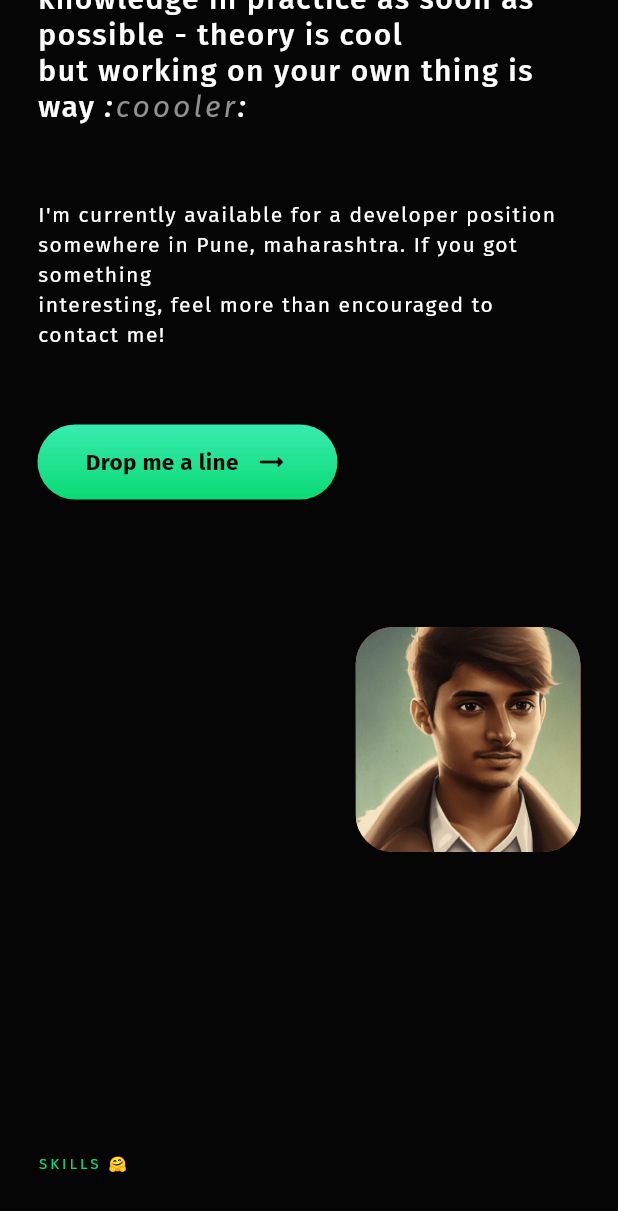
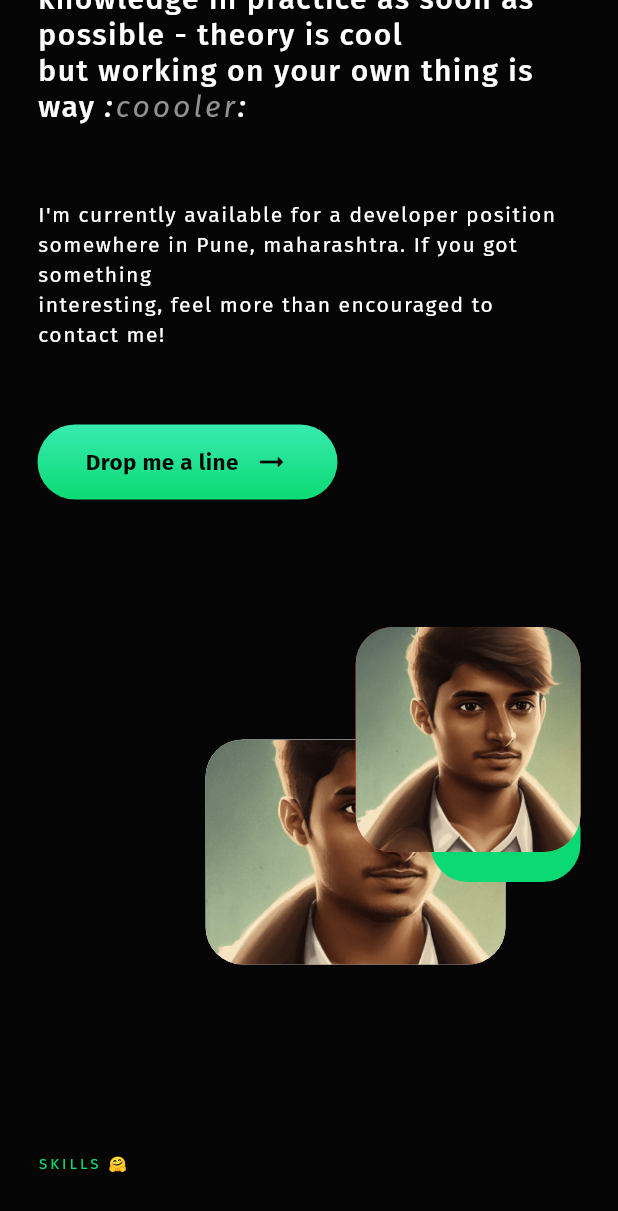
Before and after one commit to viveeeeeek/portfolio_vivek, a Flutter app: the screen it shows after launch, scrolled down 1152 dp, on a phone screen of 412 x 824 dp. Shown: the top 1211 px of the screen. Run offline on Flutter 3.47's test engine with Material 2 defaults, Android fonts, the phone set to English and light mode, and no system bars; drawn by our look-alikes of flutter_animate, scroll_to_index; our stand-ins replace animate_do, animated_text_kit, cloud_firestore, firebase_core, flutter_svg, google_fonts and 3 more; accounts and stored records are empty; project files that could hold a hidden picture were left out.

Commit message:
UI Fixes

```diff
--- a/lib/app.dart
+++ b/lib/app.dart
@@ -11,7 +11,6 @@ class App extends StatelessWidget {
     return LayoutBuilder(builder: (context, constraints) {
       if (constraints.maxWidth < 500) {
         return const MobileHomepage().animate().fade();
-        ;
       }
       //! Implement Tablet view here.
       // else if(){
@@ -19,7 +18,6 @@ class App extends StatelessWidget {
       // }
       else {
         return const DesktopHomepage().animate().fade();
-        ;
       }
     });
   }
--- a/lib/device/mobile/about.mobile.dart
+++ b/lib/device/mobile/about.mobile.dart
@@ -2,7 +2,9 @@ import 'package:flutter/material.dart';
 import 'package:portfolio_vivek/extras/constants.dart';
 
 class MobileAbout extends StatefulWidget {
-  const MobileAbout({super.key});
+  const MobileAbout({super.key, required this.aboutSectionButton});
+
+  final Function aboutSectionButton;
 
   @override
   State<MobileAbout> createState() => _MobileAboutState();
@@ -131,41 +133,41 @@ class _MobileAboutState extends State<MobileAbout> {
           right: 0,
           child: Stack(
             children: [
-              // Positioned(
-              //   left: 0,
-              //   bottom: 25,
-              //   child: Padding(
-              //       padding: const EdgeInsets.only(left: 0, bottom: 0),
-              //       child: Container(
-              //         // margin: EdgeInsets.only(left: 200, bottom: 200),
-              //         height: 150,
-              //         width: 200,
-              //         decoration: BoxDecoration(
-              //             color: whiteColour,
-              //             borderRadius:
-              //                 const BorderRadius.all(Radius.circular(25))),
-              //         child: ClipRRect(
-              //           borderRadius:
-              //               const BorderRadius.all(Radius.circular(25)),
-              //           child: Image.asset(
-              //             'assets/digitalvivek.png',
-              //             fit: BoxFit.cover,
-              //           ),
-              //         ),
-              //       )),
-              // ),
-              // Positioned(
-              //   bottom: 80,
-              //   right: 0,
-              //   child: Container(
-              //     height: 60,
-              //     width: 100,
-              //     decoration: BoxDecoration(
-              //         color: brandColour,
-              //         borderRadius:
-              //             const BorderRadius.all(Radius.circular(25))),
-              //   ),
-              // ),
+              Positioned(
+                left: 0,
+                bottom: 25,
+                child: Padding(
+                    padding: const EdgeInsets.only(left: 0, bottom: 0),
+                    child: Container(
+                      // margin: EdgeInsets.only(left: 200, bottom: 200),
+                      height: 150,
+                      width: 200,
+                      decoration: BoxDecoration(
+                          color: whiteColour,
+                          borderRadius:
+                              const BorderRadius.all(Radius.circular(25))),
+                      child: ClipRRect(
+                        borderRadius:
+                            const BorderRadius.all(Radius.circular(25)),
+                        child: Image.asset(
+                          'assets/digitalvivek.png',
+                          fit: BoxFit.cover,
+                        ),
+                      ),
+                    )),
+              ),
+              Positioned(
+                bottom: 80,
+                right: 0,
+                child: Container(
+                  height: 60,
+                  width: 100,
+                  decoration: BoxDecoration(
+                      color: brandColour,
+                      borderRadius:
+                          const BorderRadius.all(Radius.circular(25))),
+                ),
+              ),
               Positioned(
                 child: Padding(
                     padding: const EdgeInsets.only(left: 100, bottom: 100),
--- a/lib/device/mobile/blogs.mobile.dart
+++ b/lib/device/mobile/blogs.mobile.dart
@@ -1,4 +1,3 @@
-import '../../extras/onhover.dart';
 import '../../extras/constants.dart';
 import 'package:flutter/material.dart';
 import 'package:portfolio_vivek/screens/blogs_screen.dart';
--- a/lib/device/mobile/homepage.mobile.dart
+++ b/lib/device/mobile/homepage.mobile.dart
@@ -1,15 +1,15 @@
 import 'package:lottie/lottie.dart';
 import 'package:flutter/material.dart';
 import 'package:flutter/gestures.dart';
+import 'package:portfolio_vivek/device/mobile/about.mobile.dart';
+import 'package:portfolio_vivek/device/mobile/contact.mobile.dart';
+import 'package:portfolio_vivek/device/mobile/header.mobile.dart';
 import 'package:portfolio_vivek/device/mobile/work.mobile.dart';
 import 'package:portfolio_vivek/widgets/skills.dart';
 import 'package:portfolio_vivek/extras/onhover.dart';
 import 'package:scroll_to_index/scroll_to_index.dart';
 import 'package:portfolio_vivek/extras/constants.dart';
-import 'package:portfolio_vivek/widgets/about/about.dart';
-import 'package:portfolio_vivek/widgets/header/header.dart';
 import 'package:portfolio_vivek/widgets/footer/footer.dart';
-import 'package:portfolio_vivek/widgets/contact/contact.dart';
 import 'package:portfolio_vivek/device/mobile/blogs.mobile.dart';
 
 class MobileHomepage extends StatefulWidget {
@@ -46,6 +46,7 @@ class _MobileHomepageState extends State<MobileHomepage> {
         return isPop;
       },
       child: Scaffold(
+        backgroundColor: const Color(0xff050505),
         body: Stack(
           children: [
             RefreshIndicator(
@@ -75,7 +76,7 @@ class _MobileHomepageState extends State<MobileHomepage> {
                               key: const ValueKey(1),
                               index: 1,
                               controller: controller,
-                              child: const Header()),
+                              child: const MobileHeader()),
                           sizedBox250,
                           Center(
                             child: InkWell(
@@ -93,7 +94,11 @@ class _MobileHomepageState extends State<MobileHomepage> {
                               key: const ValueKey(2),
                               index: 2,
                               controller: controller,
-                              child: const About()),
+                              child: MobileAbout(
+                                aboutSectionButton: () {
+                                  controller.scrollToIndex(3);
+                                },
+                              )),
                           sizedBox100,
                           const Skills(),
                           sizedBox150,
@@ -102,7 +107,11 @@ class _MobileHomepageState extends State<MobileHomepage> {
                           const MobileBlogs(),
                           sizedBox150,
                           // // Work(),
-                          const ContactCard(),
+                          AutoScrollTag(
+                              key: const ValueKey(3),
+                              index: 3,
+                              controller: controller,
+                              child: const MobileContact()),
                           sizedBox150,
                           const Footer(),
                         ],
--- a/lib/widgets/about/about.dart
+++ /dev/null
@@ -1,18 +0,0 @@
-import 'package:flutter/material.dart';
-import 'package:portfolio_vivek/device/mobile/about.mobile.dart';
-import 'package:portfolio_vivek/device/desktop/about.desktop.dart';
-
-class About extends StatelessWidget {
-  const About({super.key});
-
-  @override
-  Widget build(BuildContext context) {
-    return LayoutBuilder(builder: (context, constraints) {
-      if (constraints.maxWidth < 500) {
-        return const MobileAbout();
-      } else {
-        return const DesktopAbout();
-      }
-    });
-  }
-}
--- a/pubspec.yaml
+++ b/pubspec.yaml
@@ -46,9 +46,10 @@ dependencies:
   firebase_core:
   scroll_to_index:
   cloud_firestore:
+  flutter_animate:
   animated_text_kit:
   visibility_detector:
-  flutter_animate:
+
 
 
 dev_dependencies:
```
Also changed, not shown: lib/device/desktop/header.desktop.dart (+0 -30 lines), lib/device/desktop/homepage.desktop.dart (+6 -6 lines), lib/extras/constants.dart (+9 -0 lines), lib/screens/blogs_screen.dart (+18 -5 lines), lib/widgets/blogs/blogs.dart (deleted, +0 -23 lines), lib/widgets/contact/contact.dart (deleted, +0 -23 lines), lib/widgets/header/header.dart (deleted, +0 -18 lines), lib/widgets/work/work.dart (deleted, +0 -17 lines), assets/digitalvivek.png, pubspec.lock, 2 other files.
